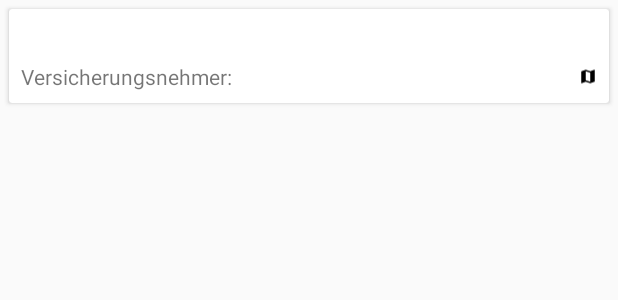
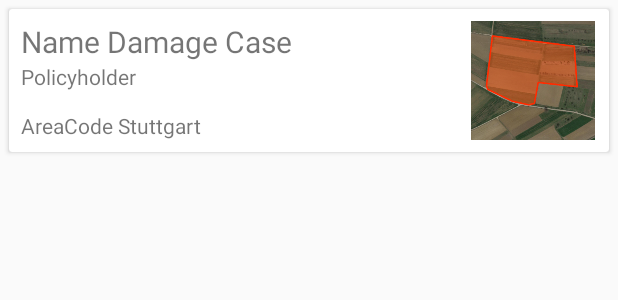
Before and after one commit to unaussprechlich/prumpo, an Android app: the layout activity_main_fragment_damagecases_list_item.xml on its own in the app's theme, with its tools: preview values and no code run, on a phone screen of 412 x 824 dp. Shown: the top 300 px of the screen. Run offline under Robolectric (Android 15) with nearby library versions, the phone set to English and light mode, and no system bars.

Commit message:
new Damagecaselistitemlayout

```diff
--- a/app/src/main/java/de/uni_stuttgart/informatik/sopra/sopraapp/feature/database/models/damagecase/DamageCase.java
+++ b/app/src/main/java/de/uni_stuttgart/informatik/sopra/sopraapp/feature/database/models/damagecase/DamageCase.java
@@ -32,9 +32,9 @@ public class DamageCase implements ModelDB {
     @ColumnInfo(index = true)
     public String nameDamageCase;
     public String namePolicyholder;
-    public String nameExpert; // Name Gutachter
+    public String nameExpert;
 
-    public List<LatLng> coordinates; // TODO! LatitudeItem
+    public List<LatLng> coordinates;
     public String areaCode;
     @ColumnInfo(index = true)
     public Date date;
--- a/app/src/main/java/de/uni_stuttgart/informatik/sopra/sopraapp/feature/listview/DamageCaseListAdapter.java
+++ b/app/src/main/java/de/uni_stuttgart/informatik/sopra/sopraapp/feature/listview/DamageCaseListAdapter.java
@@ -70,8 +70,8 @@ public class DamageCaseListAdapter
 
         // set bindings
         holder.damageCaseName.setText(damageCase.nameDamageCase);
-        holder.expertName.setText(damageCase.namePolicyholder);
-        holder.damageArea.setText(String.valueOf(damageCase.areaSize));
+        holder.policyHolder.setText(damageCase.namePolicyholder);
+        holder.areaCode.setText(String.valueOf(damageCase.areaCode));
 
         holder.cardView.setOnClickListener(v -> onClick(v, position));
     }
@@ -125,8 +125,8 @@ public class DamageCaseListAdapter
 
         /* define attributes to change them later */
         TextView damageCaseName;
-        TextView expertName;
-        TextView damageArea;
+        TextView policyHolder;
+        TextView areaCode;
 
         DamageCaseViewHolder(View itemView) {
             super(itemView);
@@ -134,8 +134,8 @@ public class DamageCaseListAdapter
             cardView = itemView.findViewById(R.id.dc_card);
 
             damageCaseName = itemView.findViewById(R.id.dc_name);
-            expertName = itemView.findViewById(R.id.dc_policyholder);
-            damageArea = itemView.findViewById(R.id.dc_area);
+            policyHolder = itemView.findViewById(R.id.dc_policyholder);
+            areaCode = itemView.findViewById(R.id.dc_areacode);
         }
 
     }
--- a/app/src/main/res/layout/activity_main_fragment_damagecases_list_item.xml
+++ b/app/src/main/res/layout/activity_main_fragment_damagecases_list_item.xml
@@ -11,52 +11,52 @@
 
     <RelativeLayout
         android:layout_width="match_parent"
-        android:layout_height="wrap_content"
+        android:layout_height="95dp"
         android:padding="8dp">
-
-        <TextView
-            android:id="@+id/dc_name"
-            android:layout_width="match_parent"
-            android:layout_height="wrap_content"
-            android:textSize="20sp" />
-
-        <TextView
-            android:id="@+id/dc_pre_policyholder"
-            android:layout_width="wrap_content"
-            android:layout_height="wrap_content"
-            android:layout_below="@id/dc_name"
-            android:paddingEnd="8dp"
-            android:text="@string/damage_case_pre_policyholder"
-            android:textSize="14sp"
-            tools:ignore="RtlSymmetry" />
 
         <TextView
             android:id="@+id/dc_policyholder"
             android:layout_width="wrap_content"
             android:layout_height="wrap_content"
-            android:layout_below="@id/dc_name"
-            android:layout_toEndOf="@+id/dc_pre_policyholder"
+            android:layout_alignParentStart="true"
+            android:layout_below="@+id/dc_name"
+            android:text="Policyholder"
             android:textSize="14sp" />
 
         <TextView
-            android:id="@+id/dc_area"
+            android:id="@+id/dc_areacode"
             android:layout_width="wrap_content"
             android:layout_height="wrap_content"
-            android:layout_below="@id/dc_name"
-            android:layout_toStartOf="@id/imageView"
+            android:layout_alignParentBottom="true"
+            android:layout_alignParentStart="true"
+            android:text="AreaCode"
             android:textSize="14sp" />
 
-        <ImageView
-            android:id="@+id/imageView"
+        <TextView
+            android:id="@+id/dc_areacode3"
             android:layout_width="wrap_content"
             android:layout_height="wrap_content"
-            android:layout_alignBottom="@+id/dc_area"
+            android:layout_alignParentBottom="true"
+            android:layout_toEndOf="@+id/dc_areacode"
+            android:text=" Stuttgart"
+            android:textSize="14sp" />
+
+        <TextView
+            android:id="@+id/dc_name"
+            android:layout_width="wrap_content"
+            android:layout_height="wrap_content"
+            android:layout_alignParentStart="true"
+            android:layout_alignParentTop="true"
+            android:text="Name Damage Case"
+            android:textSize="20sp" />
+
+        <ImageView
+            android:id="@+id/imageView2"
+            android:layout_width="85dp"
+            android:layout_height="match_parent"
             android:layout_alignParentEnd="true"
-            android:layout_below="@id/dc_name"
-            android:layout_centerHorizontal="true"
-            android:paddingStart="8dp"
-            app:srcCompat="@drawable/ic_map_black_12dp"
-            tools:ignore="RtlSymmetry" />
+            android:layout_alignParentTop="true"
+            app:srcCompat="@drawable/example__damagecase_view" />
 
 
     </RelativeLayout>
```
Also changed, not shown: app/src/main/res/drawable/example__damagecase_view.PNG (added).
